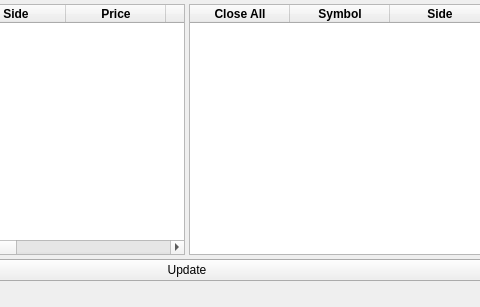
Above: main.ui from SirSeruju/binance_balance before the change; both pictures show x 539 to 1019 and y 0 to 307 of the 1452 by 307 pixel window. Below: the same form after it.
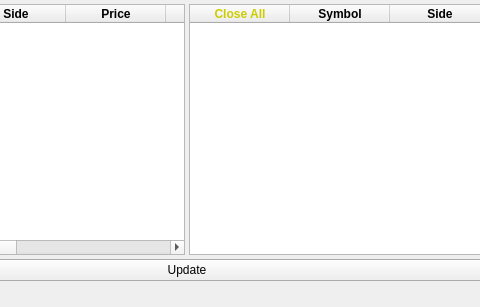
That is the form after the change.

Commit message: Всё безопаснее

```diff
--- a/main.ui
+++ b/main.ui
@@ -63,8 +63,8 @@
           <property name="foreground">
            <brush brushstyle="SolidPattern">
             <color alpha="255">
-             <red>0</red>
-             <green>0</green>
+             <red>204</red>
+             <green>204</green>
              <blue>0</blue>
             </color>
            </brush>
```
The commit also changes 1 other file.
